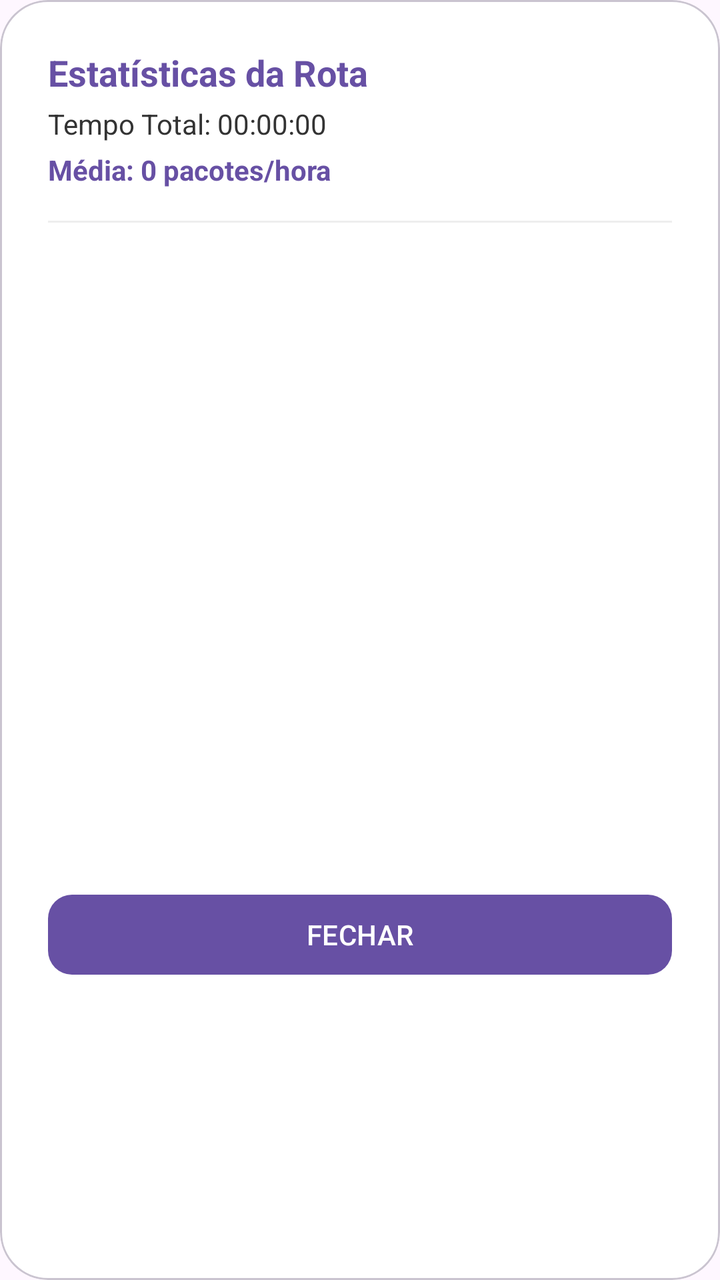
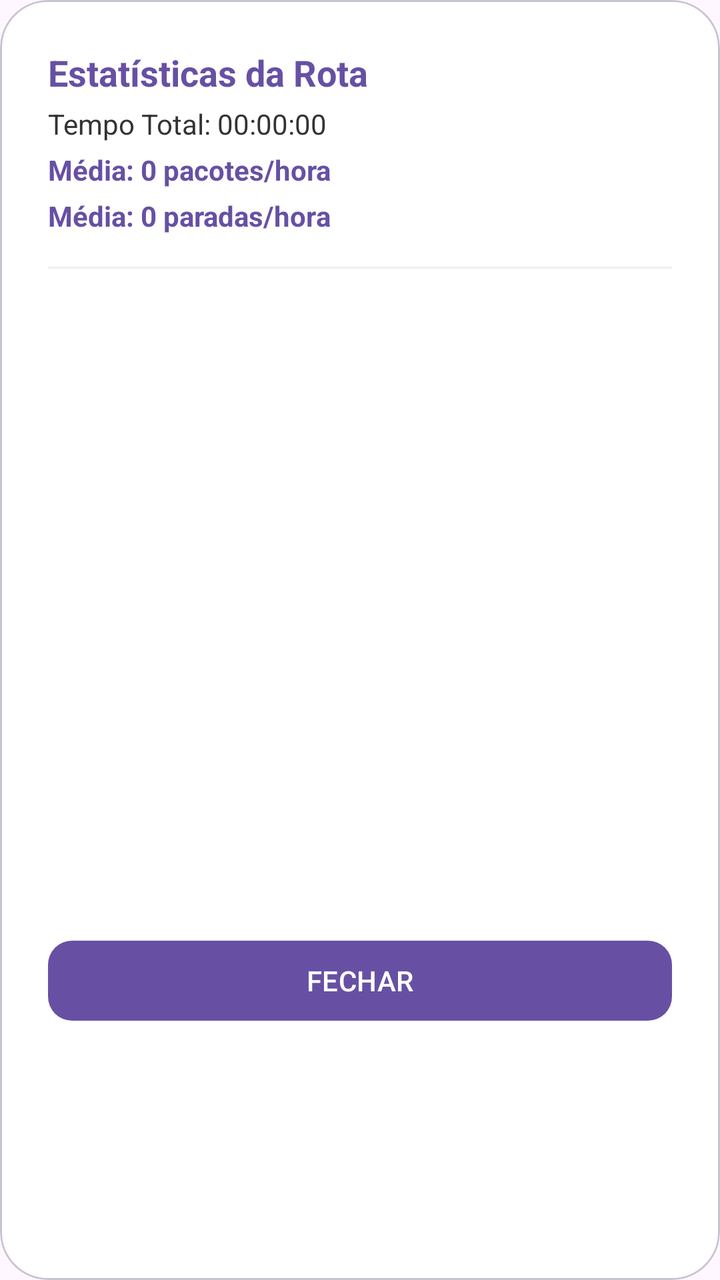

Compare the two renders of this Android layout. The source of the first and the diff that turns it into the second are given below.
<!-- AndroidManifest.xml: application theme Theme.Entregas -->
<!-- res/layout/dialog_route_stats.xml -->
<?xml version="1.0" encoding="utf-8"?>
<com.google.android.material.card.MaterialCardView xmlns:android="http://schemas.android.com/apk/res/android"
    xmlns:app="http://schemas.android.com/apk/res-auto"
    android:layout_width="match_parent"
    android:layout_height="wrap_content"
    app:cardCornerRadius="24dp"
    app:cardElevation="0dp"
    app:cardBackgroundColor="@android:color/white">

    <LinearLayout
        android:layout_width="match_parent"
        android:layout_height="wrap_content"
        android:orientation="vertical"
        android:padding="24dp">

        <TextView
            android:id="@+id/textStatsTitle"
            android:layout_width="wrap_content"
            android:layout_height="wrap_content"
            android:text="Estatísticas da Rota"
            android:textSize="18sp"
            android:textStyle="bold"
            android:textColor="?attr/colorPrimary"
            android:layout_marginBottom="4dp" />

        <TextView
            android:id="@+id/textStatsTotalDuration"
            android:layout_width="wrap_content"
            android:layout_height="wrap_content"
            android:text="Tempo Total: 00:00:00"
            android:textSize="14sp"
            android:textColor="#333333"
            android:layout_marginBottom="4dp" />

        <TextView
            android:id="@+id/textStatsAvgPerHour"
            android:layout_width="wrap_content"
            android:layout_height="wrap_content"
            android:text="Média: 0 pacotes/hora"
            android:textSize="14sp"
            android:textColor="?attr/colorPrimary"
            android:textStyle="bold"
            android:layout_marginBottom="16dp" />

        <View
            android:layout_width="match_parent"
            android:layout_height="1dp"
            android:background="#EEEEEE"
            android:layout_marginBottom="16dp" />

        <androidx.recyclerview.widget.RecyclerView
            android:id="@+id/recyclerStopStats"
            android:layout_width="match_parent"
            android:layout_height="300dp"
            android:fadeScrollbars="false" />

        <com.google.android.material.button.MaterialButton
            android:id="@+id/btnStatsClose"
            style="@style/Widget.Material3.Button"
            android:layout_width="match_parent"
            android:layout_height="wrap_content"
            android:layout_marginTop="16dp"
            android:text="FECHAR"
            app:cornerRadius="12dp" />

    </LinearLayout>
</com.google.android.material.card.MaterialCardView>
<!-- resources referenced by this layout -->
<resources>
  <style name="Theme.Entregas" parent="Base.Theme.Entregas" />
  <style name="Base.Theme.Entregas" parent="Theme.Material3.DayNight.NoActionBar">
          
          
          <item name="popupMenuStyle">@style/Widget.App.PopupMenu</item>
      </style>
  <style name="Widget.App.PopupMenu" parent="Widget.Material3.PopupMenu">
          <item name="android:popupBackground">@drawable/bg_popup_rounded</item>
      </style>
  <!-- drawable bg_popup_rounded (drawable) -->
  <?xml version="1.0" encoding="utf-8"?>
  <shape xmlns:android="http://schemas.android.com/apk/res/android">
      <solid android:color="?attr/colorSurface" />
      <corners android:radius="16dp" />
  </shape>
</resources>

<!-- the commit's change to res/layout/dialog_route_stats.xml (unified diff, before → after) -->
@@ -40,6 +40,16 @@
             android:textSize="14sp"
             android:textColor="?attr/colorPrimary"
             android:textStyle="bold"
+            android:layout_marginBottom="4dp" />
+
+        <TextView
+            android:id="@+id/textStatsAvgStopsPerHour"
+            android:layout_width="wrap_content"
+            android:layout_height="wrap_content"
+            android:text="Média: 0 paradas/hora"
+            android:textSize="14sp"
+            android:textColor="?attr/colorPrimary"
+            android:textStyle="bold"
             android:layout_marginBottom="16dp" />
 
         <View
